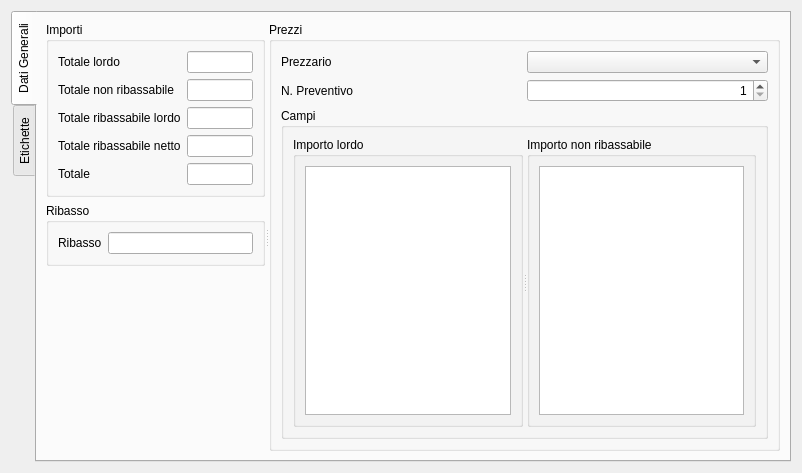
The window that qcostgui/accountingtambilldatagui.ui (mickele77/qcost) describes before a commit, drawn with Qt 5.
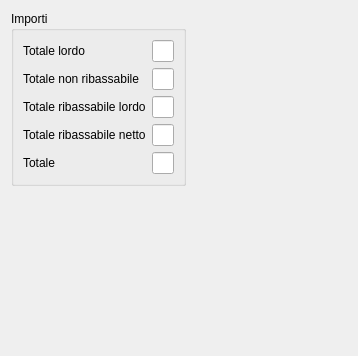
The same window after the commit.

Commit message: Continua lavoro su etichette anche per opere a corpo

What changed in the file:
```diff
--- a/qcostgui/accountingtambilldatagui.ui
+++ b/qcostgui/accountingtambilldatagui.ui
@@ -6,8 +6,8 @@
    <rect>
     <x>0</x>
     <y>0</y>
-    <width>802</width>
-    <height>473</height>
+    <width>358</width>
+    <height>356</height>
    </rect>
   </property>
   <property name="windowTitle">
@@ -15,26 +15,6 @@
   </property>
   <layout class="QGridLayout" name="gridLayout">
    <item row="0" column="0">
-    <widget class="QTabWidget" name="tabWidget">
-     <property name="tabPosition">
-      <enum>QTabWidget::West</enum>
-     </property>
-     <property name="currentIndex">
-      <number>0</number>
-     </property>
-     <widget class="QWidget" name="generalDataTab">
-      <attribute name="title">
-       <string>Dati Generali</string>
-      </attribute>
-      <layout class="QGridLayout" name="gridLayout_4">
-       <item row="0" column="0">
-        <widget class="QSplitter" name="generalDataSplitter">
-         <property name="orientation">
-          <enum>Qt::Horizontal</enum>
-         </property>
-         <widget class="QWidget" name="layoutWidget">
-          <layout class="QVBoxLayout" name="generalDataLeftVerticalLayout">
-           <item>
             <widget class="QGroupBox" name="amountsGroupBox">
              <property name="sizePolicy">
               <sizepolicy hsizetype="Preferred" vsizetype="Preferred">
@@ -55,6 +35,9 @@
               </item>
               <item row="0" column="1">
                <widget class="QLineEdit" name="totalAmountToDiscountLineEdit">
+        <property name="alignment">
+         <set>Qt::AlignRight|Qt::AlignTrailing|Qt::AlignVCenter</set>
+        </property>
                 <property name="readOnly">
                  <bool>true</bool>
                 </property>
@@ -69,6 +52,9 @@
               </item>
               <item row="1" column="1">
                <widget class="QLineEdit" name="amountNotToDiscountLineEdit">
+        <property name="alignment">
+         <set>Qt::AlignRight|Qt::AlignTrailing|Qt::AlignVCenter</set>
+        </property>
                 <property name="readOnly">
                  <bool>true</bool>
                 </property>
@@ -83,6 +69,9 @@
               </item>
               <item row="2" column="1">
                <widget class="QLineEdit" name="amountToDiscountLineEdit">
+        <property name="alignment">
+         <set>Qt::AlignRight|Qt::AlignTrailing|Qt::AlignVCenter</set>
+        </property>
                 <property name="readOnly">
                  <bool>true</bool>
                 </property>
@@ -97,6 +86,9 @@
               </item>
               <item row="3" column="1">
                <widget class="QLineEdit" name="amountDiscountedLineEdit">
+        <property name="alignment">
+         <set>Qt::AlignRight|Qt::AlignTrailing|Qt::AlignVCenter</set>
+        </property>
                 <property name="readOnly">
                  <bool>true</bool>
                 </property>
@@ -111,35 +103,6 @@
               </item>
               <item row="4" column="1">
                <widget class="QLineEdit" name="totalAmountLineEdit">
-                <property name="readOnly">
-                 <bool>true</bool>
-                </property>
-               </widget>
-              </item>
-             </layout>
-            </widget>
-           </item>
-           <item>
-            <widget class="QGroupBox" name="discountGroupBox">
-             <property name="sizePolicy">
-              <sizepolicy hsizetype="Preferred" vsizetype="Maximum">
-               <horstretch>0</horstretch>
-               <verstretch>0</verstretch>
-              </sizepolicy>
-             </property>
-             <property name="title">
-              <string>Ribasso</string>
-             </property>
-             <layout class="QGridLayout" name="gridLayout_10">
-              <item row="0" column="0">
-               <widget class="QLabel" name="discountLabel">
-                <property name="text">
-                 <string>Ribasso</string>
-                </property>
-               </widget>
-              </item>
-              <item row="0" column="1">
-               <widget class="QLineEdit" name="discountLineEdit">
                 <property name="alignment">
                  <set>Qt::AlignRight|Qt::AlignTrailing|Qt::AlignVCenter</set>
                 </property>
@@ -148,150 +111,31 @@
              </layout>
             </widget>
            </item>
-           <item>
+   <item row="1" column="0">
             <spacer name="verticalSpacer">
              <property name="orientation">
               <enum>Qt::Vertical</enum>
              </property>
              <property name="sizeHint" stdset="0">
               <size>
-               <width>20</width>
-               <height>40</height>
+       <width>17</width>
+       <height>378</height>
               </size>
              </property>
             </spacer>
            </item>
-          </layout>
-         </widget>
-         <widget class="QGroupBox" name="pricesGroupBox">
-          <property name="sizePolicy">
-           <sizepolicy hsizetype="Preferred" vsizetype="Maximum">
-            <horstretch>0</horstretch>
-            <verstretch>0</verstretch>
-           </sizepolicy>
-          </property>
-          <property name="title">
-           <string>Prezzi</string>
-          </property>
-          <layout class="QGridLayout" name="gridLayout_6">
-           <item row="1" column="1">
-            <widget class="QSpinBox" name="currentPriceDataSetSpinBox">
-             <property name="alignment">
-              <set>Qt::AlignRight|Qt::AlignTrailing|Qt::AlignVCenter</set>
-             </property>
-             <property name="minimum">
-              <number>1</number>
-             </property>
-            </widget>
-           </item>
            <item row="0" column="1">
-            <widget class="QComboBox" name="priceListComboBox"/>
-           </item>
-           <item row="1" column="0">
-            <widget class="QLabel" name="currentPriceDataSetSpinBoxLabel">
-             <property name="text">
-              <string>N. Preventivo</string>
-             </property>
-            </widget>
-           </item>
-           <item row="0" column="0">
-            <widget class="QLabel" name="priceListComboBoxLabel">
-             <property name="text">
-              <string>Prezzario</string>
-             </property>
-            </widget>
-           </item>
-           <item row="2" column="0" colspan="2">
-            <widget class="QGroupBox" name="groupBox">
-             <property name="title">
-              <string>Campi</string>
-             </property>
-             <layout class="QGridLayout" name="gridLayout_12">
-              <item row="0" column="0">
-               <widget class="QSplitter" name="splitter_2">
+    <spacer name="horizontalSpacer">
                 <property name="orientation">
                  <enum>Qt::Horizontal</enum>
                 </property>
-                <widget class="QGroupBox" name="totalPriceFieldGroupBox">
-                 <property name="title">
-                  <string>Importo lordo</string>
-                 </property>
-                 <layout class="QGridLayout" name="gridLayout_9">
-                  <item row="0" column="0">
-                   <widget class="QTableView" name="totalPriceFieldTableView">
-                    <property name="alternatingRowColors">
-                     <bool>true</bool>
-                    </property>
-                   </widget>
-                  </item>
-                 </layout>
-                </widget>
-                <widget class="QGroupBox" name="noDiscountPriceFieldGroupBox">
-                 <property name="title">
-                  <string>Importo non ribassabile</string>
-                 </property>
-                 <layout class="QGridLayout" name="gridLayout_5">
-                  <item row="0" column="0">
-                   <widget class="QTableView" name="noDiscountPriceFieldTableView">
-                    <property name="alternatingRowColors">
-                     <bool>true</bool>
-                    </property>
-                   </widget>
-                  </item>
-                 </layout>
-                </widget>
-               </widget>
-              </item>
-             </layout>
-            </widget>
-           </item>
-          </layout>
-         </widget>
-        </widget>
-       </item>
-      </layout>
-     </widget>
-     <widget class="QWidget" name="attributesTab">
-      <attribute name="title">
-       <string>Etichette</string>
-      </attribute>
-      <layout class="QGridLayout" name="gridLayout_7">
-       <item row="0" column="0">
-        <widget class="QGroupBox" name="attributesGroupBox">
-         <property name="title">
-          <string>Etichette</string>
-         </property>
-         <layout class="QGridLayout" name="gridLayout_3">
-          <item row="1" column="0" colspan="3">
-           <widget class="QTableView" name="attributesTableView"/>
-          </item>
-          <item row="0" column="0">
-           <widget class="QPushButton" name="addAttributePushButton">
-            <property name="text">
-             <string>+</string>
-            </property>
-           </widget>
-          </item>
-          <item row="0" column="1">
-           <widget class="QPushButton" name="removeAttributePushButton">
-            <property name="text">
-             <string>-</string>
-            </property>
-           </widget>
-          </item>
-          <item row="0" column="2">
-           <widget class="QPushButton" name="printAttributePushButton">
-            <property name="text">
-             <string>Stampa</string>
-            </property>
-           </widget>
-          </item>
-         </layout>
-        </widget>
-       </item>
-      </layout>
-     </widget>
-    </widget>
+     <property name="sizeHint" stdset="0">
+      <size>
+       <width>313</width>
+       <height>20</height>
+      </size>
+     </property>
+    </spacer>
    </item>
   </layout>
  </widget>
```
Left out of the diff: 3 changed lines with no effect on the pictures. Lines whose indentation alone changed are shown as unchanged. The commit also changes 38 other files.
